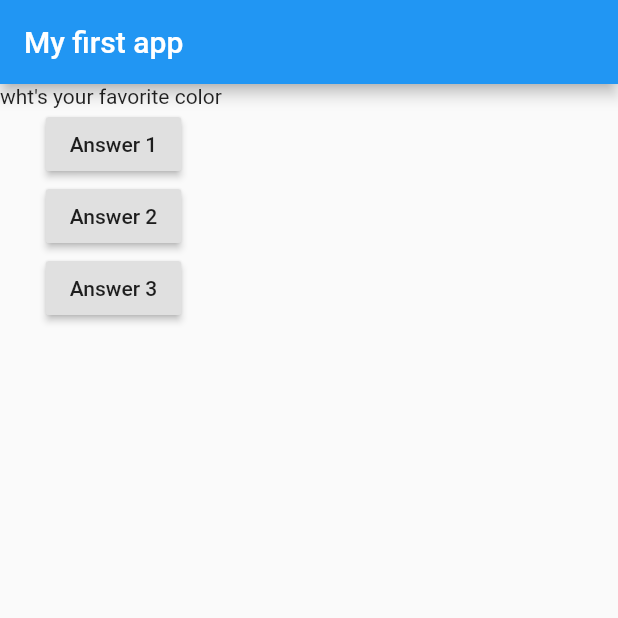
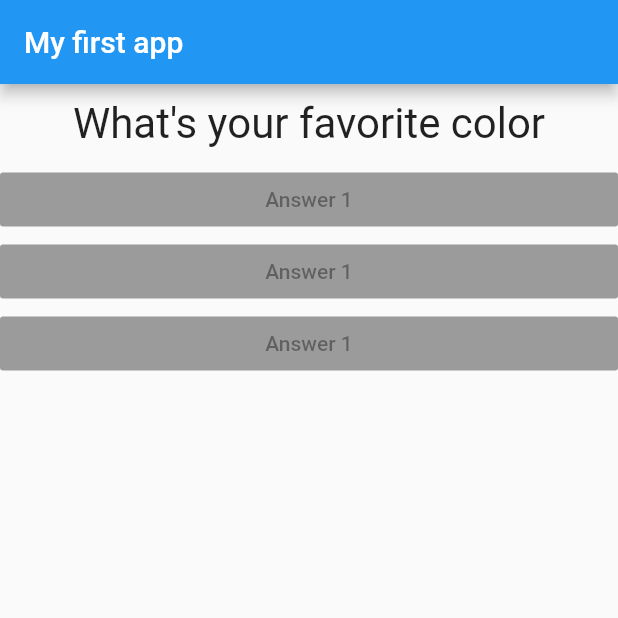
Before and after one commit to EvGen94/Flutter_apps, a Flutter app: the screen it shows after launch, on a phone screen of 412 x 824 dp, the top half of it. Run offline on Flutter 3.47's test engine with Material 2 defaults, Android fonts, the phone set to English and light mode, and no system bars.

Commit message:
add_Answer

```diff
--- /dev/null
+++ b/counter/lib/answer.dart
@@ -0,0 +1,17 @@
+import 'package:flutter/material.dart';
+
+class Answer extends StatelessWidget {
+  const Answer({Key key}) : super(key: key);
+
+  @override
+  Widget build(BuildContext context) {
+    return Container(
+      width: double.infinity,
+      child: RaisedButton(
+        color: Colors.blue,
+              child: Text("Answer 1"),
+              onPressed: null,
+            )
+    );
+  }
+}
--- a/counter/lib/main.dart
+++ b/counter/lib/main.dart
@@ -1,7 +1,7 @@
 import 'package:flutter/material.dart';
 
 import './question.dart';
-
+import './answer.dart';
 // void main(){
 //   runApp(MyApp());
 // }
@@ -29,7 +29,7 @@ class _MyAppState extends State<MyApp> {
   @override
   Widget build(BuildContext context) {
     var questions = [
-      "wht's your favorite color ",
+      "What's your favorite color",
       "What's your favorite animal",
     ];
     return MaterialApp(
@@ -42,21 +42,13 @@ class _MyAppState extends State<MyApp> {
             Question(
               questions[_indexQuestion],
             ),
-            RaisedButton(
-              child: Text("Answer 1"),
-              onPressed: answerQuestion,
-            ),
-            RaisedButton(
-              child: Text("Answer 2"),
-              onPressed: () => print("the answerIs 2"),
-            ),
-            RaisedButton(
-              child: Text("Answer 3"),
-              onPressed: () {
-                // ...
-                print("the answerIs 3");
-              },
-            ),
+            Answer(),
+            Answer(),
+            Answer(),
+
+
+
+
           ],
         ),
       ),
--- a/counter/lib/question.dart
+++ b/counter/lib/question.dart
@@ -5,6 +5,14 @@ class Question extends StatelessWidget {
   Question(this.questionText);
   @override
   Widget build(BuildContext context) {
-    return Text(questionText);
+    return Container(
+      width: double.infinity,
+      margin: EdgeInsets.all(10),
+      child: Text(
+        questionText,
+        style: TextStyle(fontSize: 28),
+        textAlign: TextAlign.center,
+      ),
+    );
   }
 }
```
Also changed, not shown: counter/pubspec.lock.
